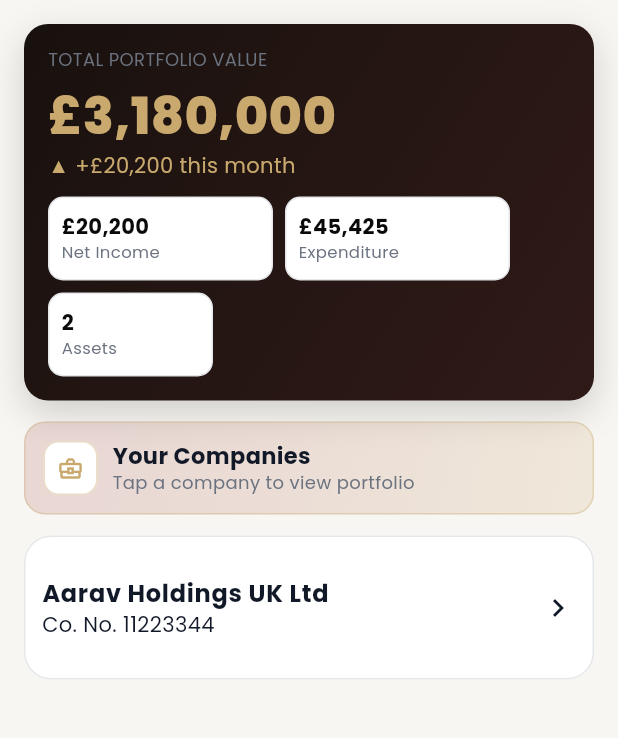
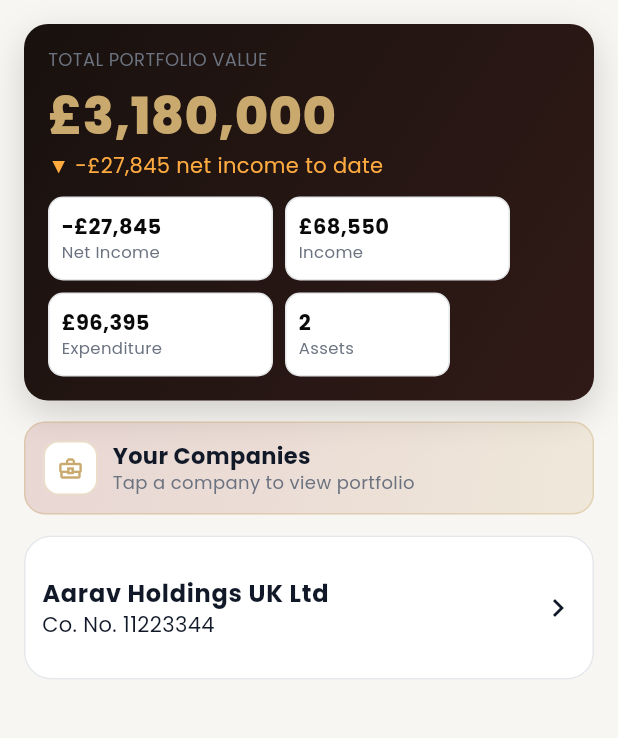
Before and after one commit to WaseemMirzaa/yhgc-prototype, a Flutter app: the DashboardPage screen opened directly, on a phone screen of 412 x 824 dp, the part 84-822 px from its top. Run offline on Flutter 3.47's test engine with Material 3 defaults, Android fonts, the phone set to English and light mode, and no system bars; our stand-ins replace cloud_firestore, firebase_core, firebase_messaging, get, google_fonts, share_plus and 3 more; accounts and stored records are empty.

Commit message:
mobile: home Net Income/Expenditure now reflect rent received & expenses
The home banner used a static monthly figure (sum of property monthly net), so
recording rent received never changed it. Reworked it into an actuals-based
profit view so the new features flow through logically:

- Income  = rent received + logged income rows
- Expenditure = supplier invoices + expenses (one-off + repeating) + logged costs
- Net Income = Income - Expenditure

Recording "rent received" now raises Income/Net Income; adding an expense raises
Expenditure and lowers Net Income. Added an "Income" mini-card alongside Net
Income, Expenditure and Assets. Per-property "Current monthly net" is unchanged.

Co-Authored-By: Claude Opus 4.8 <noreply@anthropic.com>
Claude-Session: https://claude.ai/code/session_01KfN5jJ373i24ZixviWAVuf

```diff
--- a/mobile-app/lib/src/app.dart
+++ b/mobile-app/lib/src/app.dart
@@ -965,17 +965,22 @@ class DashboardPage extends StatelessWidget {
           }
 
           final totalPortfolioValue = app.properties.fold<double>(0, (sum, p) => sum + p.value);
-          final grossMonthlyNet = app.properties.fold<double>(0, (sum, p) => sum + p.net);
-          // Repeating (monthly) expenses come off the monthly net income.
-          final monthlyExpenses =
-              app.expenses.where((e) => e.isRepeating).fold<double>(0, (sum, e) => sum + e.amount);
-          final monthlyNetIncome = grossMonthlyNet - monthlyExpenses;
-          // Total outflow = supplier invoices + all recorded expenses (one-off + repeating).
-          final allExpenses = app.expenses.fold<double>(0, (sum, e) => sum + e.amount);
-          final expenditure =
-              app.invoices.fold<double>(0, (sum, invoice) => sum + invoice.amount) + allExpenses;
+
+          // Income (actuals): rent actually received + logged income rows.
+          final rentReceived =
+              app.rentReceipts.where((r) => r.isReceived).fold<double>(0, (sum, r) => sum + r.amount);
+          final incomeRowIncome = app.incomeRows.fold<double>(0, (sum, r) => sum + r.incomeAmount);
+          final totalIncome = rentReceived + incomeRowIncome;
+
+          // Expenditure: supplier invoices + expenses (one-off + repeating) + logged operating costs.
+          final invoicesTotal = app.invoices.fold<double>(0, (sum, i) => sum + i.amount);
+          final expensesTotal = app.expenses.fold<double>(0, (sum, e) => sum + e.amount);
+          final incomeRowCosts = app.incomeRows.fold<double>(0, (sum, r) => sum + r.costAmount);
+          final expenditure = invoicesTotal + expensesTotal + incomeRowCosts;
+
+          // Net income = what came in minus what went out. Rent received raises it; expenses lower it.
+          final netIncome = totalIncome - expenditure;
           final activeAssets = app.properties.where((p) => p.status != 'Vacant').length;
-          final monthChange = appSettings.useLiveFirestore ? monthlyNetIncome : null;
 
           return ListView(
             padding: const EdgeInsets.all(16),
@@ -1005,17 +1010,16 @@ class DashboardPage extends StatelessWidget {
                     style: const TextStyle(color: AppColors.gold, fontSize: 34, fontWeight: FontWeight.w800),
                   ),
                   Text(
-                    monthChange == null
-                        ? 'Monthly change currently unavailable'
-                        : '▲ ${monthChange >= 0 ? '+' : ''}${_money(monthChange)} this month',
-                    style: TextStyle(color: monthChange == null || monthChange >= 0 ? AppColors.gold : Colors.orangeAccent),
+                    '${netIncome >= 0 ? '▲ +' : '▼ '}${_money(netIncome)} net income to date',
+                    style: TextStyle(color: netIncome >= 0 ? AppColors.gold : Colors.orangeAccent),
                   ),
                   const SizedBox(height: 12),
                   Wrap(
                     spacing: 8,
                     runSpacing: 8,
                     children: [
-                      SizedBox(width: 150, child: _MetricMiniCard(label: 'Net Income', value: _money(monthlyNetIncome))),
+                      SizedBox(width: 150, child: _MetricMiniCard(label: 'Net Income', value: _money(netIncome))),
+                      SizedBox(width: 150, child: _MetricMiniCard(label: 'Income', value: _money(totalIncome))),
                       SizedBox(width: 150, child: _MetricMiniCard(label: 'Expenditure', value: _money(expenditure))),
                       SizedBox(width: 110, child: _MetricMiniCard(label: 'Assets', value: activeAssets.toString())),
                     ],
```
